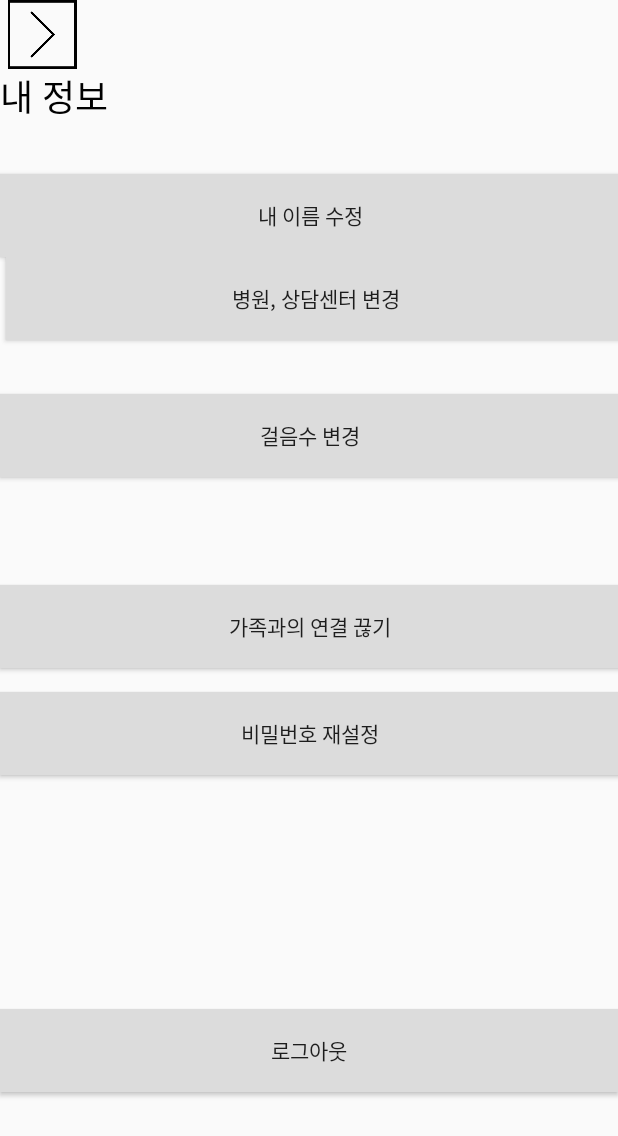
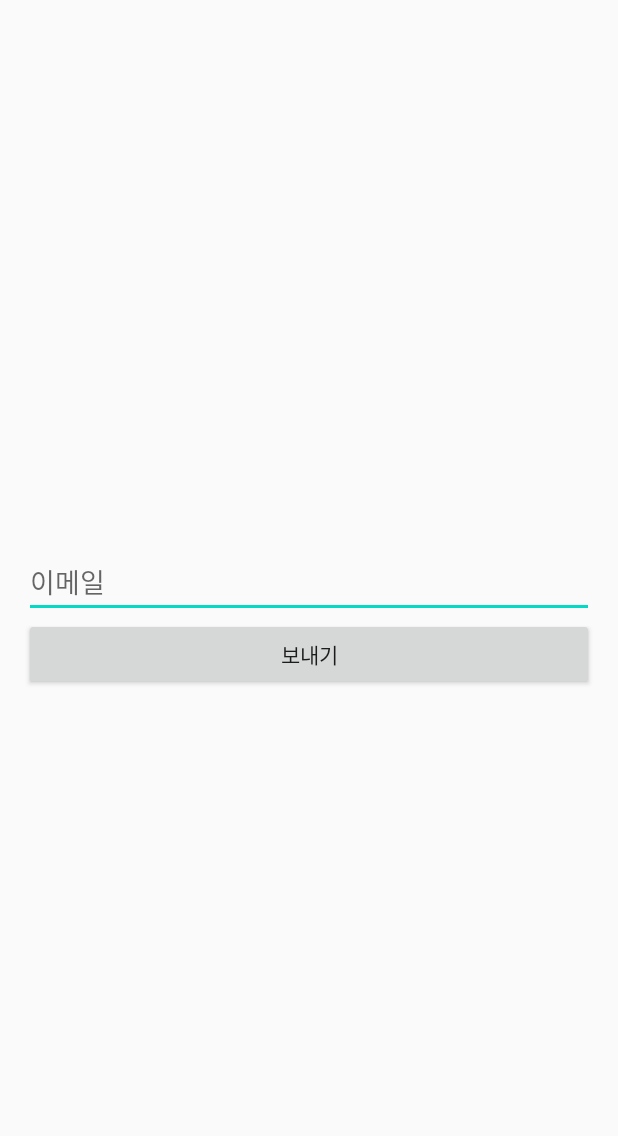
Before and after one commit to 22896/mombo, an Android app: the myaccount screen opened directly, with no data from a screen before it, after a tap on "비밀번호 재설정", on a phone screen of 412 x 824 dp. Shown: the top 1136 px of the screen. Run offline under Robolectric (Android 15) with nearby library versions, the phone set to English and light mode, and no system bars; our stand-ins replace Firebase (no records; nobody signed in at launch, a user with empty details on screens opened directly).

```diff
--- /dev/null
+++ b/app/src/main/java/com/example/mombo/PasswordResetActivity.java
@@ -0,0 +1,70 @@
+package com.example.mombo;
+
+import android.os.Bundle;
+import android.view.View;
+import android.widget.EditText;
+import android.widget.Toast;
+
+import androidx.annotation.NonNull;
+import androidx.appcompat.app.AppCompatActivity;
+
+import com.google.android.gms.tasks.OnCompleteListener;
+import com.google.android.gms.tasks.Task;
+import com.google.firebase.auth.FirebaseAuth;
+
+
+public class PasswordResetActivity extends AppCompatActivity {
+    private FirebaseAuth mAuth;
+
+
+
+
+    @Override
+    protected void onCreate(Bundle savedInstanceState) {
+        super.onCreate(savedInstanceState);
+        setContentView(R.layout.activity_password_reset);
+
+
+        mAuth = FirebaseAuth.getInstance();
+
+        findViewById(R.id.sendButton).setOnClickListener(onClickListener);
+    }
+
+
+    View.OnClickListener onClickListener = new View.OnClickListener(){
+        @Override
+        public void onClick(View v){
+            switch (v.getId()){
+                case R.id.sendButton:
+                    send();
+                    break;
+            }
+        }
+    };
+
+    private void  send(){
+        String email = ((EditText)findViewById(R.id.emailEditText)).getText().toString();
+
+
+        if(email.length() > 0) {
+            mAuth.sendPasswordResetEmail(email)
+                    .addOnCompleteListener(new OnCompleteListener<Void>() {
+                        @Override
+                        public void onComplete(@NonNull Task<Void> task) {
+                            if (task.isSuccessful()) {
+                                startToast("이메일을 보냈습니다.");
+                            }
+                        }
+                    });
+        }else{
+            startToast("이메일을 입력해주세요.");
+        }
+
+    }
+
+    private void startToast(String msg){
+        Toast.makeText(this, msg, Toast.LENGTH_SHORT).show();
+    }
+
+
+}
--- a/app/src/main/res/layout/activity_myaccount.xml
+++ b/app/src/main/res/layout/activity_myaccount.xml
@@ -9,12 +9,10 @@
     tools:context="com.example.mombo.myaccount">
 
 
-
-
         <ImageButton
             android:id="@+id/back"
             android:layout_width="56dp"
-            android:layout_height="46dp"
+            android:layout_height="47dp"
             android:background="@android:color/transparent"
             android:scaleType="fitCenter"
             android:src="@drawable/right_arrow"
--- /dev/null
+++ b/app/src/main/res/layout/activity_password_reset.xml
@@ -0,0 +1,27 @@
+<?xml version="1.0" encoding="utf-8"?>
+    <LinearLayout
+    xmlns:android="http://schemas.android.com/apk/res/android"
+    xmlns:app="http://schemas.android.com/apk/res-auto"
+    xmlns:tools="http://schemas.android.com/tools"
+    android:layout_width="match_parent"
+    android:layout_height="match_parent"
+    android:gravity="center_vertical"
+    android:orientation="vertical"
+    android:padding="16dp"
+    tools:context=".activity.SingUpActivity">
+
+        <EditText
+        android:id="@+id/emailEditText"
+        android:layout_width="match_parent"
+        android:layout_height="wrap_content"
+        android:hint="이메일" />
+
+    <Button
+        android:id="@+id/sendButton"
+        android:layout_width="match_parent"
+        android:layout_height="wrap_content"
+        android:text="보내기"
+        android:visibility="visible" />
+
+
+</LinearLayout>
```
